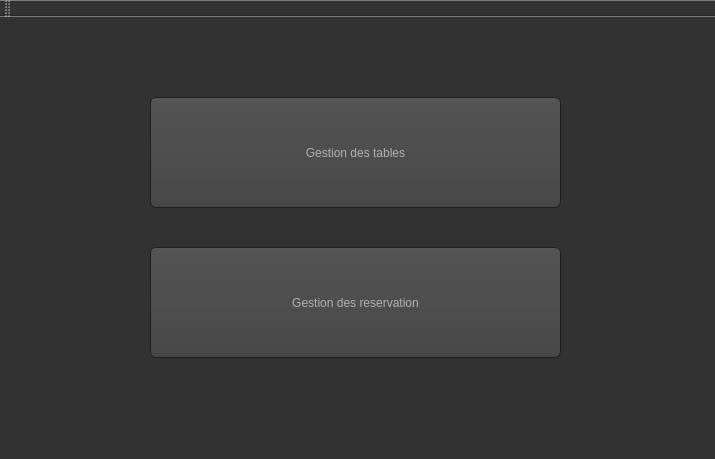
This is mainwindow.ui in soumaya-nheri/Smart-Restaurant-2A27 as Qt 5 draws it before an edit. The edited form follows.
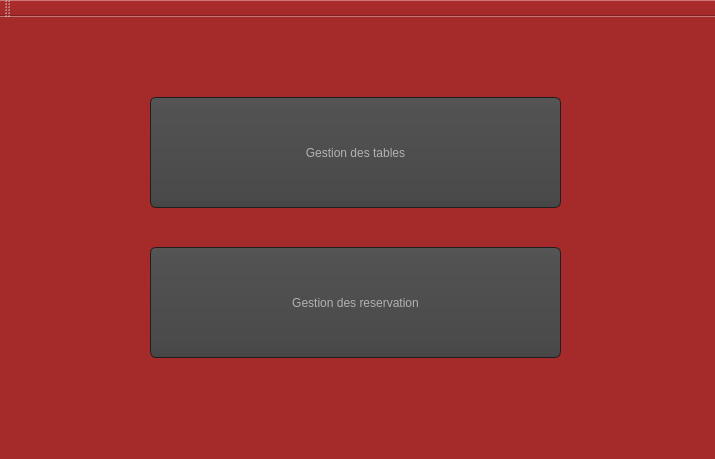
This is the edited form. Icons and pictures are not drawn.

```diff
--- a/mainwindow.ui
+++ b/mainwindow.ui
@@ -26,7 +26,7 @@
 QWidget
 {
     color: #b1b1b1;
-    background-color: #323232;
+    background-color: brown;
 }
 
 QWidget:item:hover
```
